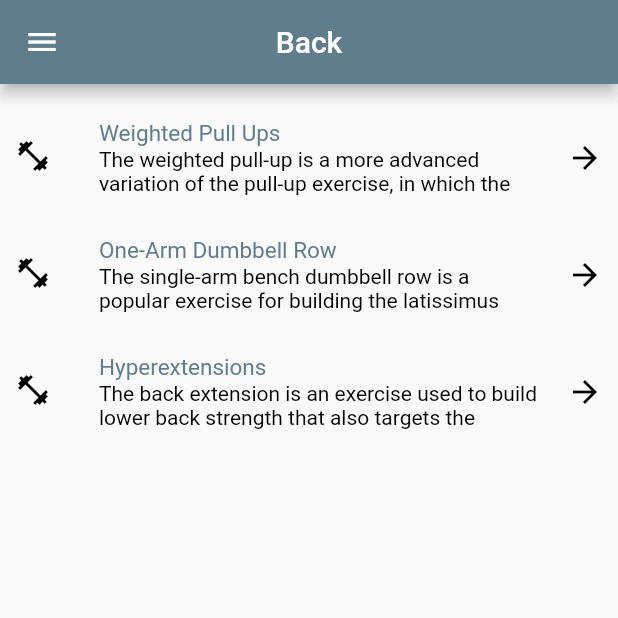
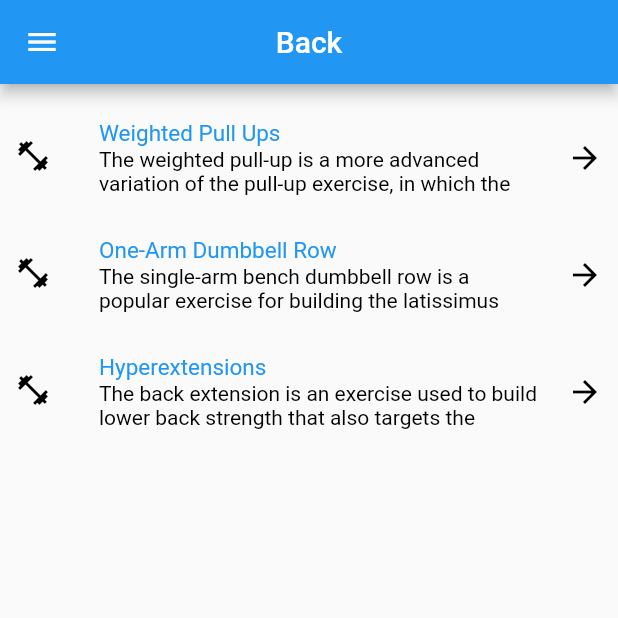
Before and after one commit to alecs99/FitClub, a Flutter app: the screen it shows after launch, after a tap on "Back", on a phone screen of 412 x 824 dp, the top half of it. Run offline on Flutter 3.47's test engine with Material 2 defaults, Android fonts, the phone set to English and light mode, and no system bars; our stand-ins replace youtube_player_flutter; network calls fail.

Commit message:
Schimbare culoare

```diff
--- a/preProduction/exercitii/lib/all_ex.dart
+++ b/preProduction/exercitii/lib/all_ex.dart
@@ -237,7 +237,7 @@ class OneExercise extends StatelessWidget {
                           )
                       ),
                       contentPadding: EdgeInsets.only(top: 10, bottom: 10),
-                      title: Text('$title', style: TextStyle(fontSize: 15, color: Colors.blueGrey)),
+                      title: Text('$title', style: TextStyle(fontSize: 15, color: Colors.blue)),
                       subtitle: Text('$description', style: TextStyle(color: Colors.black),maxLines: 2, ),
                       leading: Icon(Icons.fitness_center, color: Colors.black),
                       trailing: Icon(Icons.arrow_forward, color: Colors.black),
--- a/preProduction/exercitii/lib/exercise_details.dart
+++ b/preProduction/exercitii/lib/exercise_details.dart
@@ -45,14 +45,14 @@ class _ExerciseDetailsState extends State<ExerciseDetails> {
             children: <Widget>[
               new Container(
                   height: 200,
-                  color: Colors.blueGrey,
+                  color: Colors.blue,
                   margin: EdgeInsets.all(10),
                   child: YoutubePlayer(
                     controller: _controller
                   ),
               ),
               new ListTile(
-                title: Text('DESCRIPTION', style: TextStyle(fontSize: 15, color: Colors.blueGrey)),
+                title: Text('DESCRIPTION', style: TextStyle(fontSize: 15, color: Colors.blue)),
                 subtitle: Text(widget.exerciseDescription, style: TextStyle(color: Colors.black)),
               ),
               new Container(
@@ -61,7 +61,7 @@ class _ExerciseDetailsState extends State<ExerciseDetails> {
                 alignment: Alignment.centerLeft,
                 padding: EdgeInsets.all(10),
                 margin: EdgeInsets.all(10),
-                color: Colors.blueGrey,
+                color: Colors.blue,
                 child: new ListView(
                   children: <Widget>[
                     Text('BENEFITS', textAlign: TextAlign.center, style: TextStyle(color: Colors.white),),
--- a/preProduction/exercitii/lib/main.dart
+++ b/preProduction/exercitii/lib/main.dart
@@ -19,7 +19,7 @@ class _MainPageState extends State<MainPage> {
       home: Scaffold(
         appBar: AppBar(
           title: Text('ALL EXERCISES', style: TextStyle(color: Colors.white)),
-          backgroundColor: Colors.blueGrey,
+          backgroundColor: Colors.blue,
         ),
         drawer: SideMenu(),
         body: new ListView(
@@ -31,7 +31,7 @@ class _MainPageState extends State<MainPage> {
             )
           ],
         ),
-        backgroundColor: Colors.blueGrey,
+        backgroundColor: Colors.blue,
       ),
     );
   }
--- a/preProduction/exercitii/lib/muscle_category_ex.dart
+++ b/preProduction/exercitii/lib/muscle_category_ex.dart
@@ -25,7 +25,7 @@ class _GroupExState extends State<GroupEx> {
         appBar: AppBar(
           centerTitle: true,
           title: Text(widget.groupTitle, style: TextStyle(color: Colors.white,)),
-          backgroundColor: Colors.blueGrey,
+          backgroundColor: Colors.blue,
         ),
         body: Column(
             children: <Widget>[
@@ -51,7 +51,7 @@ class _GroupExState extends State<GroupEx> {
                                     )
                                 ),
                                 contentPadding: EdgeInsets.only(top: 10, bottom: 10),
-                                title: Text('${muscleExercises[index]['titleName']}', style: TextStyle(fontSize: 15, color: Colors.blueGrey)),
+                                title: Text('${muscleExercises[index]['titleName']}', style: TextStyle(fontSize: 15, color: Colors.blue)),
                                 subtitle: Text('${muscleExercises[index]['descriptionEx']}', style: TextStyle(color: Colors.black),maxLines: 2, ),
                                 leading: Icon(Icons.fitness_center, color: Colors.black),
                                 trailing: Icon(Icons.arrow_forward, color: Colors.black),
--- a/preProduction/exercitii/lib/muscle_menu.dart
+++ b/preProduction/exercitii/lib/muscle_menu.dart
@@ -20,7 +20,7 @@ class _MuscleMenuState extends State<MuscleMenu> {
                     width: 100,
                     color: Colors.white,
                     child:  ListTile(
-                        title: Text('Chest', style: TextStyle(fontSize: 15, color: Colors.blueGrey), textAlign: TextAlign.center),
+                        title: Text('Chest', style: TextStyle(fontSize: 15, color: Colors.blue), textAlign: TextAlign.center),
                         onTap: () {
                             Navigator.push(
                               context,
@@ -40,7 +40,7 @@ class _MuscleMenuState extends State<MuscleMenu> {
                     color: Colors.white,
                     width: 100,
                     child:  ListTile(
-                      title: Text('Back', style: TextStyle(fontSize: 15, color: Colors.blueGrey), textAlign: TextAlign.center,),
+                      title: Text('Back', style: TextStyle(fontSize: 15, color: Colors.blue), textAlign: TextAlign.center,),
                       onTap: () {
                         Navigator.push(
                             context,
@@ -60,7 +60,7 @@ class _MuscleMenuState extends State<MuscleMenu> {
                     width:100,
                     color: Colors.white,
                     child:  ListTile(
-                      title: Text('Biceps', style: TextStyle(fontSize: 15, color: Colors.blueGrey), textAlign: TextAlign.center,),
+                      title: Text('Biceps', style: TextStyle(fontSize: 15, color: Colors.blue), textAlign: TextAlign.center,),
                       onTap: () {
                         Navigator.push(
                             context,
@@ -80,7 +80,7 @@ class _MuscleMenuState extends State<MuscleMenu> {
                     width: 100,
                     color: Colors.white,
                     child:  ListTile(
-                      title: Text('Triceps', style: TextStyle(fontSize: 15, color: Colors.blueGrey), textAlign: TextAlign.center,),
+                      title: Text('Triceps', style: TextStyle(fontSize: 15, color: Colors.blue), textAlign: TextAlign.center,),
                       onTap: () {
                         Navigator.push(
                             context,
@@ -100,7 +100,7 @@ class _MuscleMenuState extends State<MuscleMenu> {
                     width: 100,
                     color: Colors.white,
                     child:  ListTile(
-                      title: Text('Shoulders', style: TextStyle(fontSize: 15, color: Colors.blueGrey), textAlign: TextAlign.center,),
+                      title: Text('Shoulders', style: TextStyle(fontSize: 15, color: Colors.blue), textAlign: TextAlign.center,),
                       onTap: () {
                         Navigator.push(
                             context,
@@ -120,7 +120,7 @@ class _MuscleMenuState extends State<MuscleMenu> {
                     width: 100,
                     color: Colors.white,
                     child:  ListTile(
-                      title: Text('Legs', style: TextStyle(fontSize: 15, color: Colors.blueGrey), textAlign: TextAlign.center,),
+                      title: Text('Legs', style: TextStyle(fontSize: 15, color: Colors.blue), textAlign: TextAlign.center,),
                       onTap: () {
                         Navigator.push(
                             context,
--- a/preProduction/exercitii/lib/side_menu.dart
+++ b/preProduction/exercitii/lib/side_menu.dart
@@ -16,7 +16,7 @@ class _SideMenuState extends State<SideMenu> {
               Container(
                 width: double.infinity,
                 padding: EdgeInsets.all(20),
-                color: Colors.blueGrey,
+                color: Colors.blue,
                 child: Center(
                   child: Column(
                     children: <Widget>[
```
